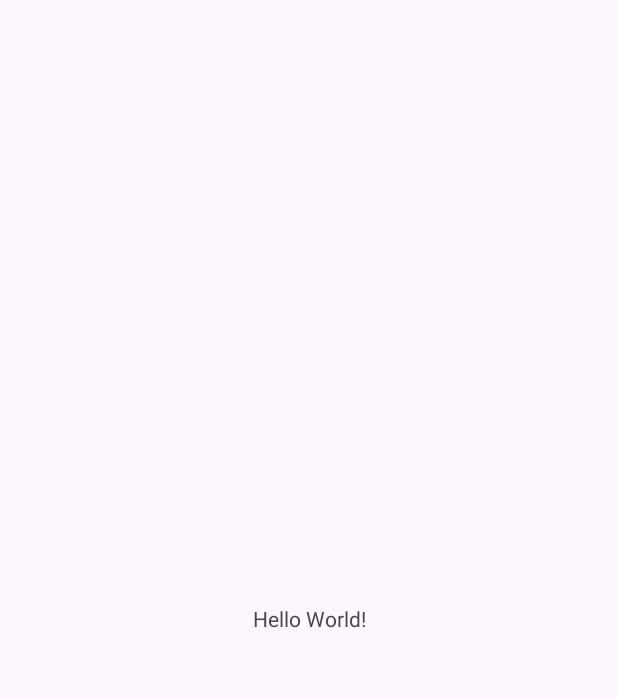
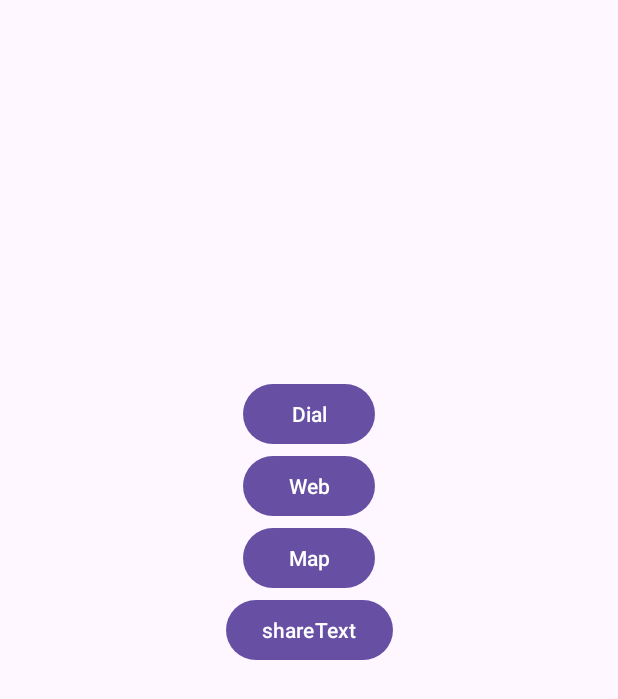
Before and after one commit to chaidanSnru/AndroidIntent, an Android app: the screen it shows after launch (MainActivity), on a phone screen of 412 x 824 dp. Before the commit the part shown is almost empty. Shown: the top 699 px of the screen. Run offline under Robolectric (Android 15) with nearby library versions, the phone set to English and light mode, and no system bars.

Commit message:
Initial Commit สำหรับ ImplicitIntent branch

```diff
--- a/app/src/main/res/layout/activity_main.xml
+++ b/app/src/main/res/layout/activity_main.xml
@@ -7,13 +7,46 @@
     android:layout_height="match_parent"
     tools:context=".MainActivity">
 
-    <TextView
+    <Button
+        android:id="@+id/dailButton"
         android:layout_width="wrap_content"
         android:layout_height="wrap_content"
-        android:text="Hello World!"
+        android:text="Dial"
         app:layout_constraintBottom_toBottomOf="parent"
         app:layout_constraintEnd_toEndOf="parent"
+        app:layout_constraintHorizontal_bias="0.501"
         app:layout_constraintStart_toStartOf="parent"
-        app:layout_constraintTop_toTopOf="parent" />
+        app:layout_constraintTop_toTopOf="parent"
+        app:layout_constraintVertical_bias="0.325" />
+
+    <Button
+        android:id="@+id/shareTextButton"
+        android:layout_width="wrap_content"
+        android:layout_height="wrap_content"
+        android:text="shareText"
+        app:layout_constraintEnd_toEndOf="parent"
+        app:layout_constraintHorizontal_bias="0.501"
+        app:layout_constraintStart_toStartOf="parent"
+        app:layout_constraintTop_toBottomOf="@+id/mapButton" />
+
+    <Button
+        android:id="@+id/webButton"
+        android:layout_width="wrap_content"
+        android:layout_height="wrap_content"
+        android:text="Web"
+        app:layout_constraintEnd_toEndOf="parent"
+        app:layout_constraintHorizontal_bias="0.501"
+        app:layout_constraintStart_toStartOf="parent"
+        app:layout_constraintTop_toBottomOf="@+id/dailButton" />
+
+    <Button
+        android:id="@+id/mapButton"
+        android:layout_width="wrap_content"
+        android:layout_height="wrap_content"
+        android:text="Map"
+        app:layout_constraintEnd_toEndOf="parent"
+        app:layout_constraintHorizontal_bias="0.501"
+        app:layout_constraintStart_toStartOf="parent"
+        app:layout_constraintTop_toBottomOf="@+id/webButton" />
 
 </androidx.constraintlayout.widget.ConstraintLayout>
```
